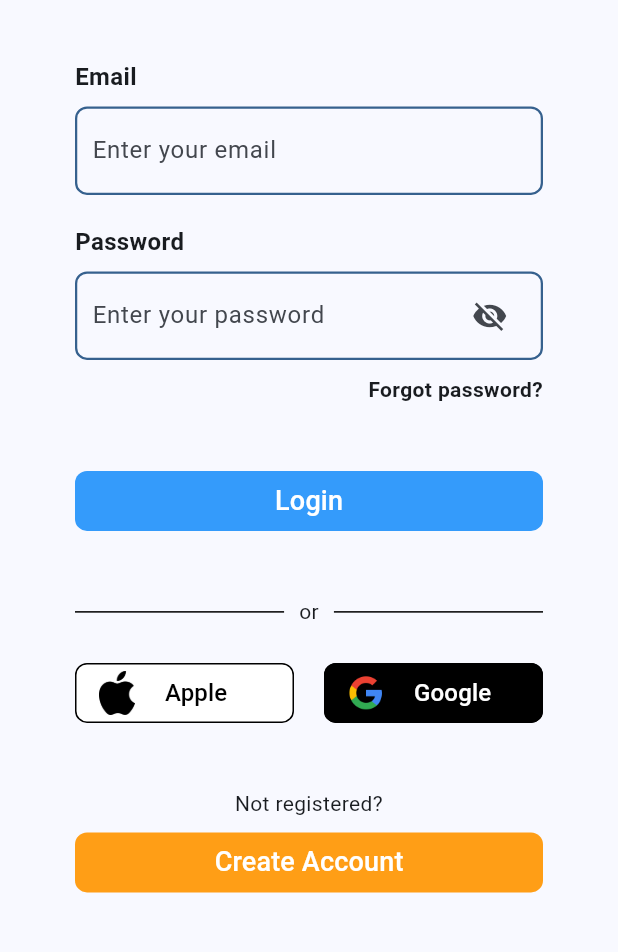
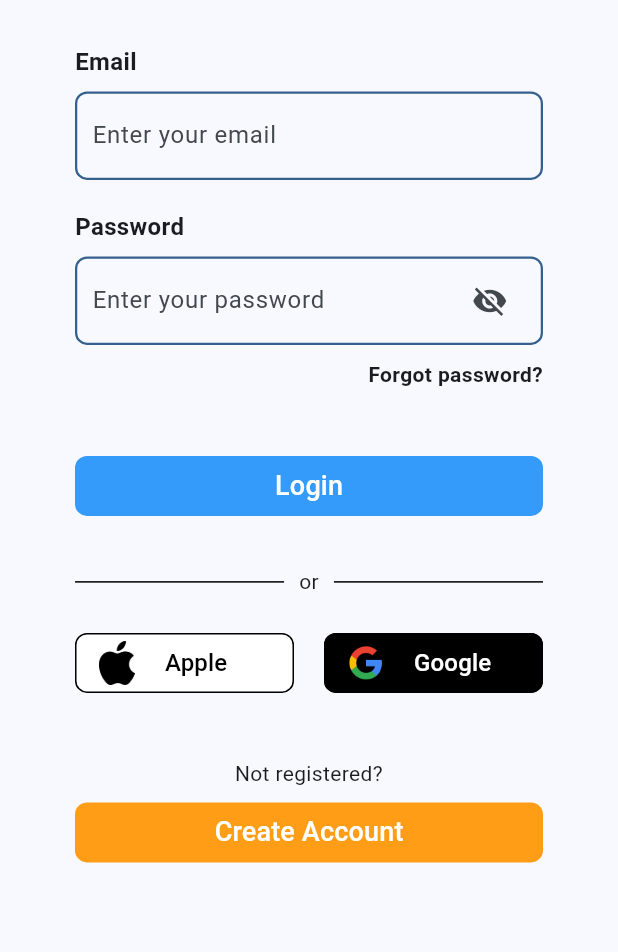
Before and after one commit to amarosv/SongSwipe, a Flutter app: the screen it shows after launch, after a tap on "Login", on a phone screen of 412 x 824 dp, the part 232-1184 px from its top. Run offline on Flutter 3.47's test engine with Material 3 defaults, Android fonts, the phone set to English and light mode, and no system bars; our stand-ins replace flutter_riverpod, go_router, shared_preferences; generated files the repository leaves out were written again.

Commit message:
UI del login hecho

```diff
--- a/lib/presentation/views/login_view.dart
+++ b/lib/presentation/views/login_view.dart
@@ -67,7 +67,7 @@ class _LoginViewState extends State<LoginView> {
                 ),
               ),
 
-              const SizedBox(height: 40),
+              const SizedBox(height: 30),
 
               // CustomTextField para el email
               CustomTextfield(
@@ -114,7 +114,7 @@ class _LoginViewState extends State<LoginView> {
                   onPressed: () {},
                   text: capitalizeFirstLetter(text: localization.login)),
 
-              const SizedBox(height: 40),
+              const SizedBox(height: 30),
 
               // Separación
               SeparateSections(),
```
